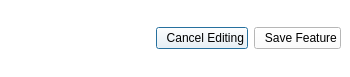
Old version of the form mlapp/src/widgets/edit_dialog/edit_dialog_base.ui in the repository Trailmarker/paddock-power.
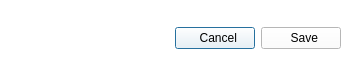
New version of the form. Icons and pictures are not drawn.

Commit message: cut down the complexity of feature update changes

```diff
--- a/mlapp/src/widgets/edit_dialog/edit_dialog_base.ui
+++ b/mlapp/src/widgets/edit_dialog/edit_dialog_base.ui
@@ -59,7 +59,7 @@
      <item>
       <widget class="QPushButton" name="cancelButton">
        <property name="text">
-        <string>  Cancel Editing</string>
+        <string>  Cancel</string>
        </property>
        <property name="icon">
         <iconset>
@@ -76,7 +76,7 @@
      <item>
       <widget class="QPushButton" name="saveButton">
        <property name="text">
-        <string>  Save Feature</string>
+        <string>  Save</string>
        </property>
        <property name="icon">
         <iconset>
```
The commit also changes 7 other files.
